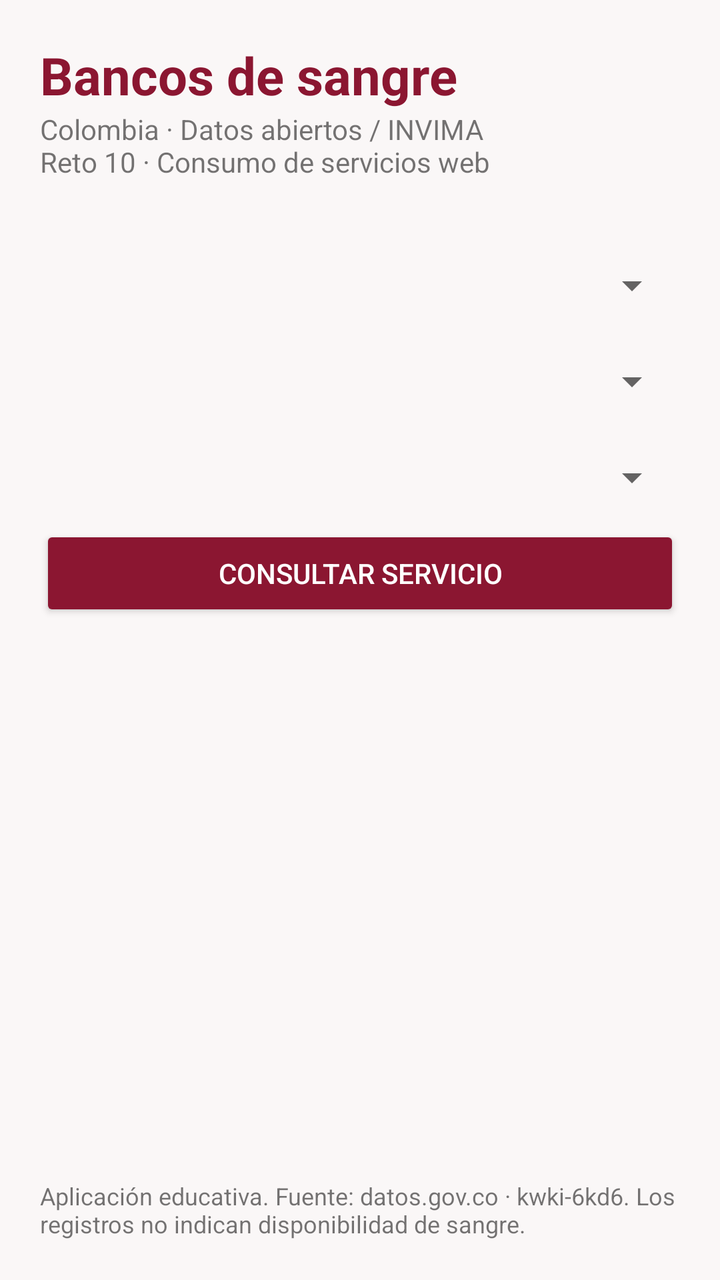
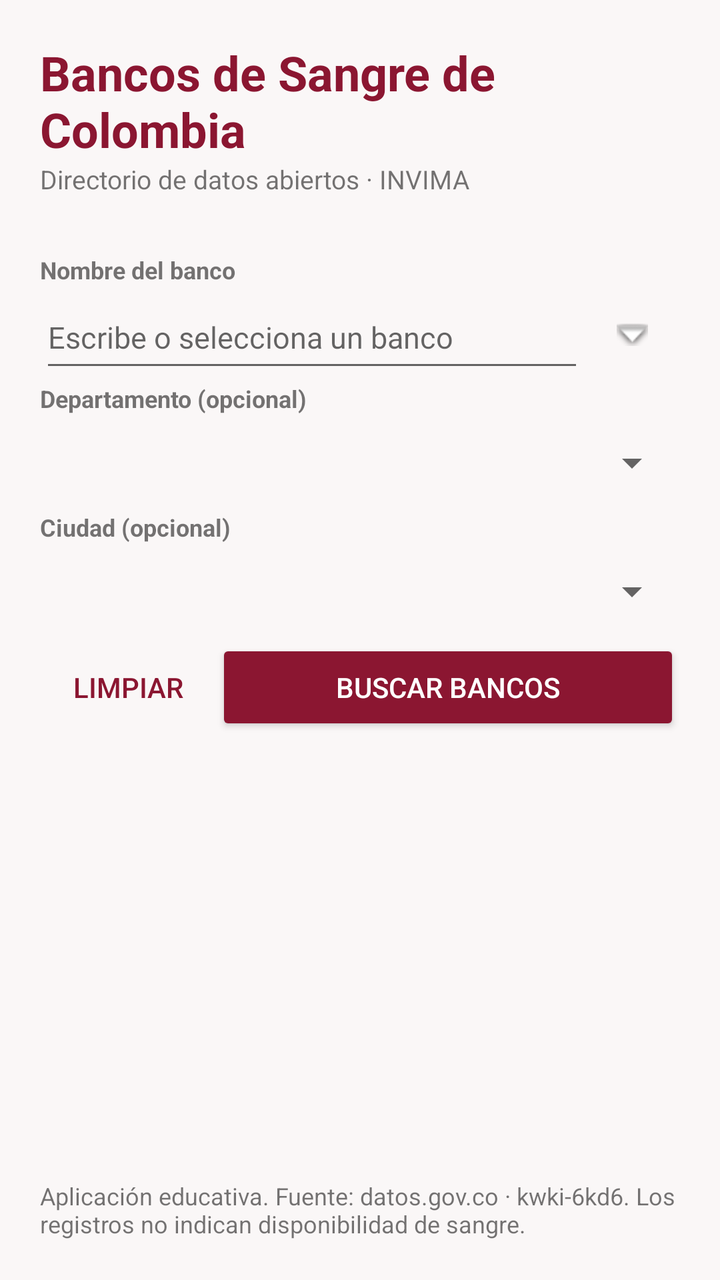

Two renders of the same Android screen: before a commit and after it. Below are the layout's source before the change and the commit's diff.
<!-- AndroidManifest.xml: application theme AppTheme -->
<!-- res/layout/activity_main.xml -->
<?xml version="1.0" encoding="utf-8"?>
<LinearLayout xmlns:android="http://schemas.android.com/apk/res/android"
    android:id="@+id/root" android:layout_width="match_parent" android:layout_height="match_parent" android:orientation="vertical" android:padding="20dp">
    <TextView android:layout_width="match_parent" android:layout_height="wrap_content" android:text="@string/title" android:textSize="26sp" android:textStyle="bold" android:textColor="#8B1631" />
    <TextView android:layout_width="match_parent" android:layout_height="wrap_content" android:text="@string/subtitle" android:textSize="14sp" android:paddingBottom="12dp" />
    <TextView android:id="@+id/service_mode" android:layout_width="match_parent" android:layout_height="wrap_content" android:textSize="12sp" android:textColor="#8B1631" />
    <Spinner android:id="@+id/name" android:layout_width="match_parent" android:layout_height="48dp" android:contentDescription="@string/bank_hint" android:spinnerMode="dialog" android:prompt="@string/bank_hint" />
    <Spinner android:id="@+id/department" android:layout_width="match_parent" android:layout_height="48dp" android:contentDescription="@string/department_hint" android:spinnerMode="dialog" android:prompt="@string/department_hint" />
    <Spinner android:id="@+id/city" android:layout_width="match_parent" android:layout_height="48dp" android:contentDescription="@string/city_hint" android:spinnerMode="dialog" android:prompt="@string/city_hint" />
    <Button android:id="@+id/search" android:layout_width="match_parent" android:layout_height="wrap_content" android:text="@string/search" android:backgroundTint="#8B1631" android:textColor="#FFFFFF" />
    <ProgressBar android:id="@+id/progress" android:layout_width="wrap_content" android:layout_height="wrap_content" android:layout_gravity="center" android:visibility="gone" />
    <TextView android:id="@+id/status" android:layout_width="match_parent" android:layout_height="wrap_content" android:paddingTop="8dp" android:paddingBottom="8dp" android:accessibilityLiveRegion="polite" />
    <ListView android:id="@+id/list" android:layout_width="match_parent" android:layout_height="0dp" android:layout_weight="1" android:dividerHeight="8dp" />
    <TextView android:layout_width="match_parent" android:layout_height="wrap_content" android:text="@string/footer" android:textSize="12sp" />
</LinearLayout>
<!-- resources referenced by this layout -->
<resources>
  <string name="bank_hint">Nombre del banco</string>
  <string name="city_hint">Ciudad (opcional)</string>
  <string name="department_hint">Departamento (opcional)</string>
  <string name="footer">Aplicación educativa. Fuente: datos.gov.co · kwki-6kd6. Los registros no indican disponibilidad de sangre.</string>
  <string name="search">Consultar servicio</string>
  <string name="subtitle">Colombia · Datos abiertos / INVIMA\nReto 10 · Consumo de servicios web</string>
  <string name="title">Bancos de sangre</string>
  <style name="AppTheme" parent="AppTheme.Base" />
  <style name="AppTheme.Base" parent="android:style/Theme.Material.Light.NoActionBar">
          <item name="android:windowBackground">#FAF7F7</item>
          <item name="android:colorAccent">#8B1631</item>
          <item name="android:windowLightStatusBar">true</item>
      </style>
</resources>

<!-- the commit's change to res/layout/activity_main.xml (unified diff, before → after) -->
@@ -1,13 +1,23 @@
 <?xml version="1.0" encoding="utf-8"?>
-<LinearLayout xmlns:android="http://schemas.android.com/apk/res/android"
+<LinearLayout xmlns:android="http://schemas.android.com/apk/res/android" xmlns:tools="http://schemas.android.com/tools"
     android:id="@+id/root" android:layout_width="match_parent" android:layout_height="match_parent" android:orientation="vertical" android:padding="20dp">
-    <TextView android:layout_width="match_parent" android:layout_height="wrap_content" android:text="@string/title" android:textSize="26sp" android:textStyle="bold" android:textColor="#8B1631" />
-    <TextView android:layout_width="match_parent" android:layout_height="wrap_content" android:text="@string/subtitle" android:textSize="14sp" android:paddingBottom="12dp" />
-    <TextView android:id="@+id/service_mode" android:layout_width="match_parent" android:layout_height="wrap_content" android:textSize="12sp" android:textColor="#8B1631" />
-    <Spinner android:id="@+id/name" android:layout_width="match_parent" android:layout_height="48dp" android:contentDescription="@string/bank_hint" android:spinnerMode="dialog" android:prompt="@string/bank_hint" />
+    <TextView android:layout_width="match_parent" android:layout_height="wrap_content" android:text="@string/title" android:textSize="24sp" android:textStyle="bold" android:textColor="#8B1631" />
+    <TextView android:layout_width="match_parent" android:layout_height="wrap_content" android:text="@string/subtitle" android:textSize="13sp" android:paddingBottom="4dp" />
+    <TextView android:id="@+id/service_mode" android:layout_width="match_parent" android:layout_height="wrap_content" android:textSize="12sp" android:textColor="#555555" android:paddingBottom="8dp" />
+    <TextView android:layout_width="match_parent" android:layout_height="wrap_content" android:text="@string/bank_hint" android:textStyle="bold" android:textSize="12sp" />
+    <LinearLayout android:layout_width="match_parent" android:layout_height="wrap_content" android:orientation="horizontal">
+        <AutoCompleteTextView android:id="@+id/name" android:layout_width="0dp" android:layout_height="48dp" android:layout_weight="1" android:hint="@string/bank_search_hint" android:inputType="textCapCharacters" android:importantForAutofill="no" android:singleLine="true" android:completionThreshold="1" android:textSize="15sp" android:imeOptions="actionDone" />
+        <ImageButton android:id="@+id/choose_bank" android:layout_width="48dp" android:layout_height="48dp" android:src="@android:drawable/arrow_down_float" android:contentDescription="@string/show_banks" android:background="?android:attr/selectableItemBackgroundBorderless" />
+    </LinearLayout>
+    <TextView android:layout_width="match_parent" android:layout_height="wrap_content" android:text="@string/department_hint" android:labelFor="@id/department" android:textSize="12sp" android:textStyle="bold" />
     <Spinner android:id="@+id/department" android:layout_width="match_parent" android:layout_height="48dp" android:contentDescription="@string/department_hint" android:spinnerMode="dialog" android:prompt="@string/department_hint" />
+    <TextView android:layout_width="match_parent" android:layout_height="wrap_content" android:text="@string/city_hint" android:labelFor="@id/city" android:textSize="12sp" android:textStyle="bold" />
     <Spinner android:id="@+id/city" android:layout_width="match_parent" android:layout_height="48dp" android:contentDescription="@string/city_hint" android:spinnerMode="dialog" android:prompt="@string/city_hint" />
-    <Button android:id="@+id/search" android:layout_width="match_parent" android:layout_height="wrap_content" android:text="@string/search" android:backgroundTint="#8B1631" android:textColor="#FFFFFF" />
+    <LinearLayout android:layout_width="match_parent" android:layout_height="wrap_content" android:orientation="horizontal">
+        <Button android:id="@+id/clear" android:layout_width="wrap_content" android:layout_height="48dp" android:text="@string/clear" android:textColor="#8B1631" style="?android:attr/borderlessButtonStyle" />
+        
+        <Button android:id="@+id/search" tools:ignore="ButtonStyle" android:layout_width="0dp" android:layout_weight="1" android:layout_height="48dp" android:text="@string/search" android:backgroundTint="#8B1631" android:textColor="#FFFFFF" />
+    </LinearLayout>
     <ProgressBar android:id="@+id/progress" android:layout_width="wrap_content" android:layout_height="wrap_content" android:layout_gravity="center" android:visibility="gone" />
     <TextView android:id="@+id/status" android:layout_width="match_parent" android:layout_height="wrap_content" android:paddingTop="8dp" android:paddingBottom="8dp" android:accessibilityLiveRegion="polite" />
     <ListView android:id="@+id/list" android:layout_width="match_parent" android:layout_height="0dp" android:layout_weight="1" android:dividerHeight="8dp" />
<!-- resource entries referenced after the edit -->
@@ -1,12 +1,15 @@
 <!-- resources referenced by this layout -->
 <resources>
   <string name="bank_hint">Nombre del banco</string>
+  <string name="bank_search_hint">Escribe o selecciona un banco</string>
   <string name="city_hint">Ciudad (opcional)</string>
+  <string name="clear">Limpiar</string>
   <string name="department_hint">Departamento (opcional)</string>
   <string name="footer">Aplicación educativa. Fuente: datos.gov.co · kwki-6kd6. Los registros no indican disponibilidad de sangre.</string>
-  <string name="search">Consultar servicio</string>
-  <string name="subtitle">Colombia · Datos abiertos / INVIMA\nReto 10 · Consumo de servicios web</string>
-  <string name="title">Bancos de sangre</string>
+  <string name="search">Buscar bancos</string>
+  <string name="show_banks">Seleccionar banco de la lista</string>
+  <string name="subtitle">Directorio de datos abiertos · INVIMA</string>
+  <string name="title">Bancos de Sangre de Colombia</string>
   <style name="AppTheme" parent="AppTheme.Base" />
   <style name="AppTheme.Base" parent="android:style/Theme.Material.Light.NoActionBar">
           <item name="android:windowBackground">#FAF7F7</item>
